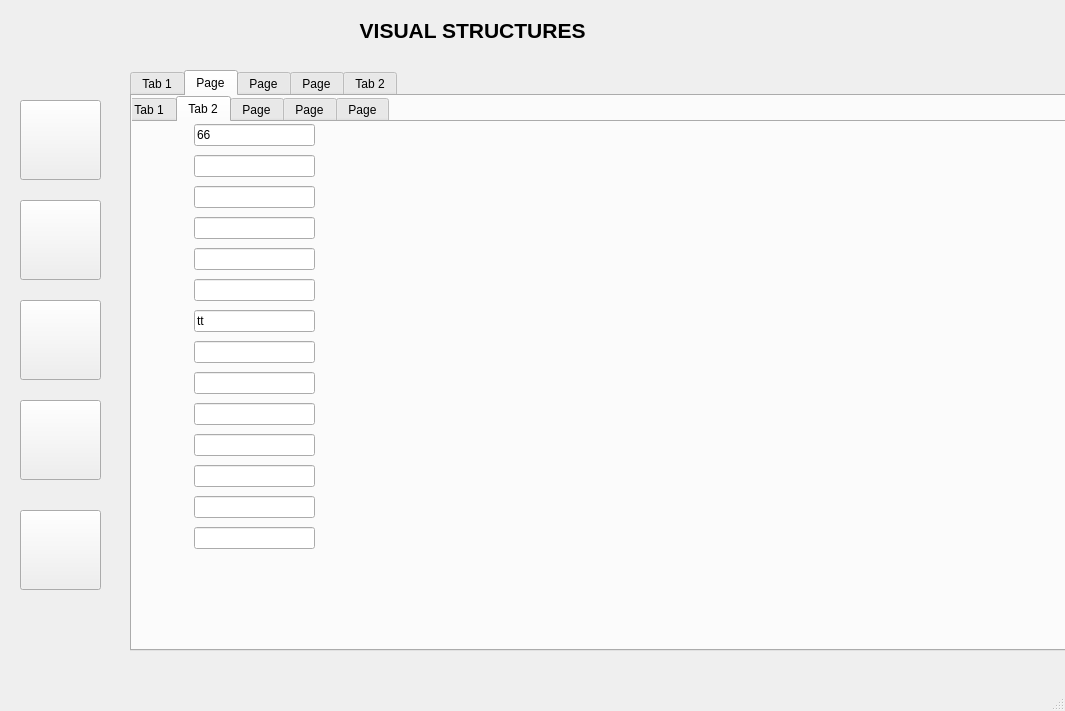
Gaurang1044/Data-Structure-Visualizer, file khappppi/pproject.ui: the form before one commit.
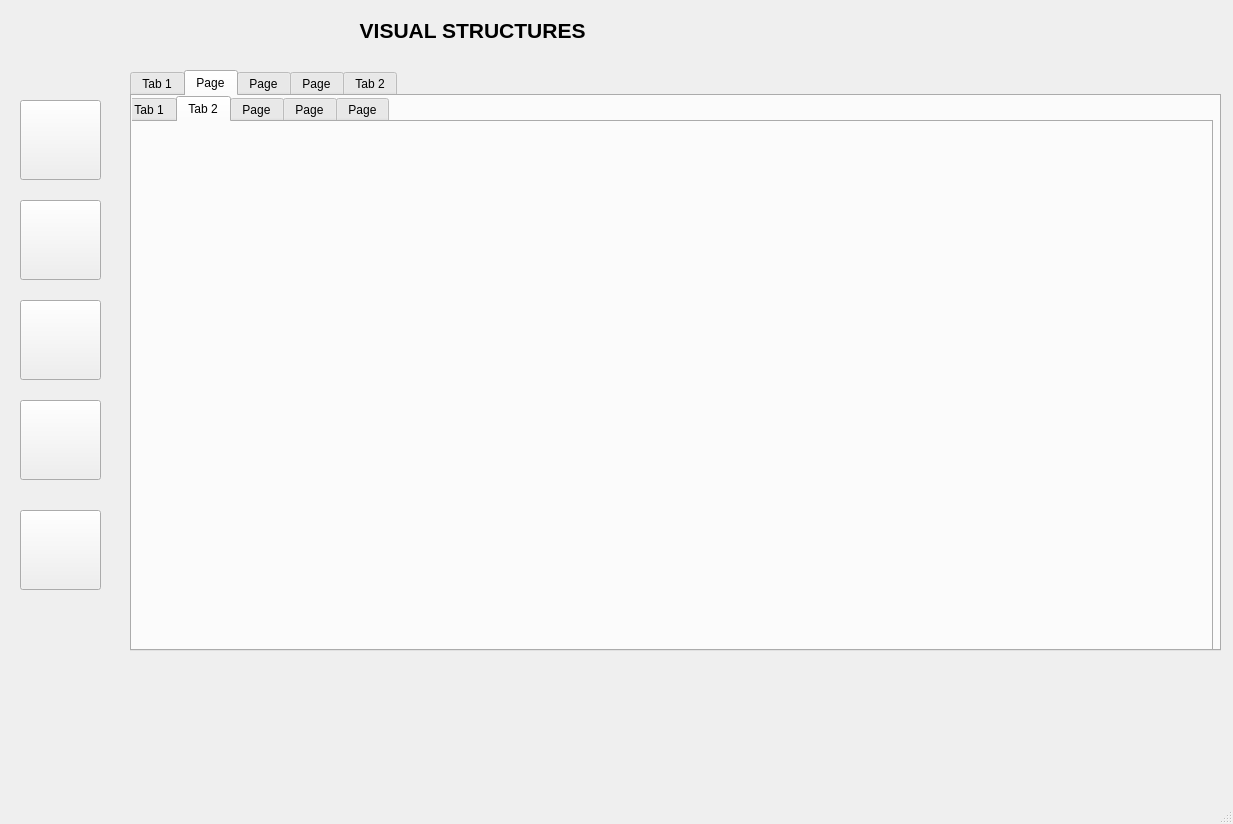
The form after the commit. The open tabs and pages were chosen to show the change. Icons and pictures are not drawn.

The edit to the form file:
```diff
--- a/khappppi/pproject.ui
+++ b/khappppi/pproject.ui
@@ -9,8 +9,8 @@
    <rect>
     <x>0</x>
     <y>0</y>
-    <width>1065</width>
-    <height>711</height>
+    <width>1233</width>
+    <height>824</height>
    </rect>
   </property>
   <property name="windowTitle">
@@ -320,125 +320,6 @@
        <attribute name="title">
         <string>Tab 2</string>
        </attribute>
-       <widget class="QWidget" name="verticalLayoutWidget">
-        <property name="geometry">
-         <rect>
-          <x>70</x>
-          <y>0</y>
-          <width>121</width>
-          <height>430</height>
-         </rect>
-        </property>
-        <layout class="QVBoxLayout" name="verticalLayout">
-         <property name="spacing">
-          <number>7</number>
-         </property>
-         <item>
-          <widget class="QLineEdit" name="lineEdit_31">
-           <property name="text">
-            <string>66</string>
-           </property>
-           <property name="readOnly">
-            <bool>true</bool>
-           </property>
-          </widget>
-         </item>
-         <item>
-          <widget class="QLineEdit" name="lineEdit_27">
-           <property name="readOnly">
-            <bool>true</bool>
-           </property>
-          </widget>
-         </item>
-         <item>
-          <widget class="QLineEdit" name="lineEdit_26">
-           <property name="readOnly">
-            <bool>true</bool>
-           </property>
-          </widget>
-         </item>
-         <item>
-          <widget class="QLineEdit" name="lineEdit_28">
-           <property name="readOnly">
-            <bool>true</bool>
-           </property>
-          </widget>
-         </item>
-         <item>
-          <widget class="QLineEdit" name="lineEdit_6">
-           <property name="readOnly">
-            <bool>true</bool>
-           </property>
-          </widget>
-         </item>
-         <item>
-          <widget class="QLineEdit" name="lineEdit_7">
-           <property name="readOnly">
-            <bool>true</bool>
-           </property>
-          </widget>
-         </item>
-         <item>
-          <widget class="QLineEdit" name="lineEdit_24">
-           <property name="text">
-            <string>tt</string>
-           </property>
-           <property name="readOnly">
-            <bool>true</bool>
-           </property>
-          </widget>
-         </item>
-         <item>
-          <widget class="QLineEdit" name="lineEdit_22">
-           <property name="readOnly">
-            <bool>true</bool>
-           </property>
-          </widget>
-         </item>
-         <item>
-          <widget class="QLineEdit" name="lineEdit_23">
-           <property name="readOnly">
-            <bool>true</bool>
-           </property>
-          </widget>
-         </item>
-         <item>
-          <widget class="QLineEdit" name="lineEdit_21">
-           <property name="readOnly">
-            <bool>true</bool>
-           </property>
-          </widget>
-         </item>
-         <item>
-          <widget class="QLineEdit" name="lineEdit_8">
-           <property name="readOnly">
-            <bool>true</bool>
-           </property>
-          </widget>
-         </item>
-         <item>
-          <widget class="QLineEdit" name="lineEdit_5">
-           <property name="readOnly">
-            <bool>true</bool>
-           </property>
-          </widget>
-         </item>
-         <item>
-          <widget class="QLineEdit" name="lineEdit_25">
-           <property name="readOnly">
-            <bool>true</bool>
-           </property>
-          </widget>
-         </item>
-         <item>
-          <widget class="QLineEdit" name="lineEdit_30">
-           <property name="readOnly">
-            <bool>true</bool>
-           </property>
-          </widget>
-         </item>
-        </layout>
-       </widget>
       </widget>
       <widget class="QWidget" name="tab_8">
        <attribute name="title">
```
Left out of the diff: 128 changed lines with no effect on the pictures.
